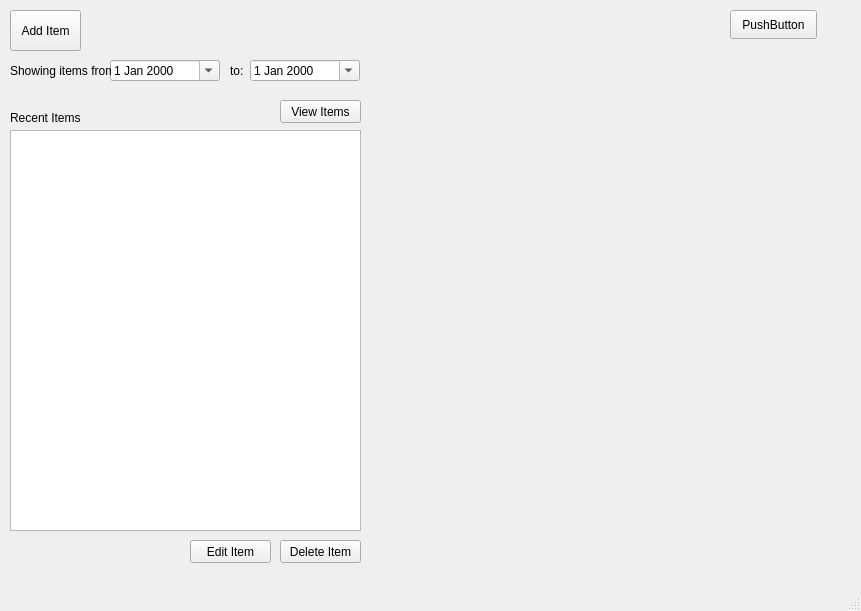
The window that ui/test.ui (YassineBaghdadi/DEGITAL-management) describes before a commit, drawn with Qt 5.
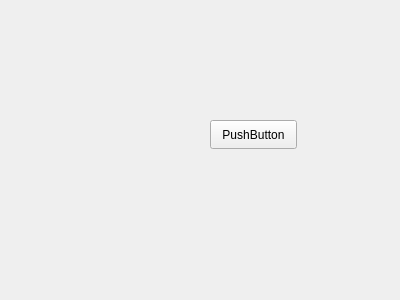
The same window after the commit.

The edit to the form file:
```diff
--- a/ui/test.ui
+++ b/ui/test.ui
@@ -1,188 +1,31 @@
 <?xml version="1.0" encoding="UTF-8"?>
 <ui version="4.0">
- <class>MainWindow</class>
- <widget class="QMainWindow" name="MainWindow">
+ <class>Form</class>
+ <widget class="QWidget" name="Form">
   <property name="geometry">
    <rect>
     <x>0</x>
     <y>0</y>
-    <width>861</width>
-    <height>611</height>
+    <width>400</width>
+    <height>300</height>
    </rect>
   </property>
   <property name="windowTitle">
    <string>MainWindow</string>
   </property>
-  <widget class="QWidget" name="centralwidget">
-   <widget class="QPushButton" name="btn_add_item">
-    <property name="geometry">
-     <rect>
-      <x>10</x>
-      <y>10</y>
-      <width>71</width>
-      <height>41</height>
-     </rect>
-    </property>
-    <property name="text">
-     <string>Add Item</string>
-    </property>
-   </widget>
-   <widget class="QPushButton" name="btn_edit_item">
-    <property name="geometry">
-     <rect>
-      <x>190</x>
-      <y>540</y>
-      <width>81</width>
-      <height>23</height>
-     </rect>
-    </property>
-    <property name="text">
-     <string>Edit Item</string>
-    </property>
-   </widget>
-   <widget class="QListWidget" name="recent_items">
-    <property name="geometry">
-     <rect>
-      <x>10</x>
-      <y>130</y>
-      <width>351</width>
-      <height>401</height>
-     </rect>
-    </property>
-   </widget>
-   <widget class="QLabel" name="lbl_recent_items">
-    <property name="geometry">
-     <rect>
-      <x>10</x>
-      <y>110</y>
-      <width>251</width>
-      <height>16</height>
-     </rect>
-    </property>
-    <property name="text">
-     <string>Recent Items</string>
-    </property>
-   </widget>
-   <widget class="QPushButton" name="btn_delete_item">
-    <property name="geometry">
-     <rect>
-      <x>280</x>
-      <y>540</y>
-      <width>81</width>
-      <height>23</height>
-     </rect>
-    </property>
-    <property name="text">
-     <string>Delete Item</string>
-    </property>
-   </widget>
-   <widget class="QWidget" name="mplwindow" native="true">
-    <property name="geometry">
-     <rect>
-      <x>380</x>
-      <y>130</y>
-      <width>471</width>
-      <height>401</height>
-     </rect>
-    </property>
-    <property name="sizePolicy">
-     <sizepolicy hsizetype="Preferred" vsizetype="Preferred">
-      <horstretch>0</horstretch>
-      <verstretch>0</verstretch>
-     </sizepolicy>
-    </property>
-    <layout class="QVBoxLayout" name="mplvl"/>
-   </widget>
-   <widget class="QPushButton" name="btn_view_items">
-    <property name="geometry">
-     <rect>
-      <x>280</x>
-      <y>100</y>
-      <width>81</width>
-      <height>23</height>
-     </rect>
-    </property>
-    <property name="text">
-     <string>View Items</string>
-    </property>
-   </widget>
-   <widget class="QDateEdit" name="date_from">
-    <property name="geometry">
-     <rect>
-      <x>110</x>
-      <y>60</y>
-      <width>110</width>
-      <height>21</height>
-     </rect>
-    </property>
-    <property name="calendarPopup">
-     <bool>true</bool>
-    </property>
-   </widget>
-   <widget class="QDateEdit" name="date_to">
-    <property name="geometry">
-     <rect>
-      <x>250</x>
-      <y>60</y>
-      <width>110</width>
-      <height>21</height>
-     </rect>
-    </property>
-    <property name="calendarPopup">
-     <bool>true</bool>
-    </property>
-   </widget>
-   <widget class="QLabel" name="lbl_showing_items1">
-    <property name="geometry">
-     <rect>
-      <x>10</x>
-      <y>60</y>
-      <width>101</width>
-      <height>21</height>
-     </rect>
-    </property>
-    <property name="text">
-     <string>Showing items from: </string>
-    </property>
-   </widget>
-   <widget class="QLabel" name="lbl_showing_items1_2">
-    <property name="geometry">
-     <rect>
-      <x>230</x>
-      <y>60</y>
-      <width>21</width>
-      <height>21</height>
-     </rect>
-    </property>
-    <property name="text">
-     <string>to:</string>
-    </property>
-   </widget>
-   <widget class="QPushButton" name="pushButton">
-    <property name="geometry">
-     <rect>
-      <x>730</x>
-      <y>10</y>
-      <width>87</width>
-      <height>29</height>
-     </rect>
-    </property>
-    <property name="text">
-     <string>PushButton</string>
-    </property>
-   </widget>
-  </widget>
-  <widget class="QMenuBar" name="menubar">
+  <widget class="QPushButton" name="pushButton">
    <property name="geometry">
     <rect>
-     <x>0</x>
-     <y>0</y>
-     <width>861</width>
-     <height>23</height>
+     <x>210</x>
+     <y>120</y>
+     <width>87</width>
+     <height>29</height>
     </rect>
    </property>
+   <property name="text">
+    <string>PushButton</string>
+   </property>
   </widget>
-  <widget class="QStatusBar" name="statusbar"/>
  </widget>
  <resources/>
  <connections/>
```
Left out of the diff: 2 changed lines with no effect on the pictures.
